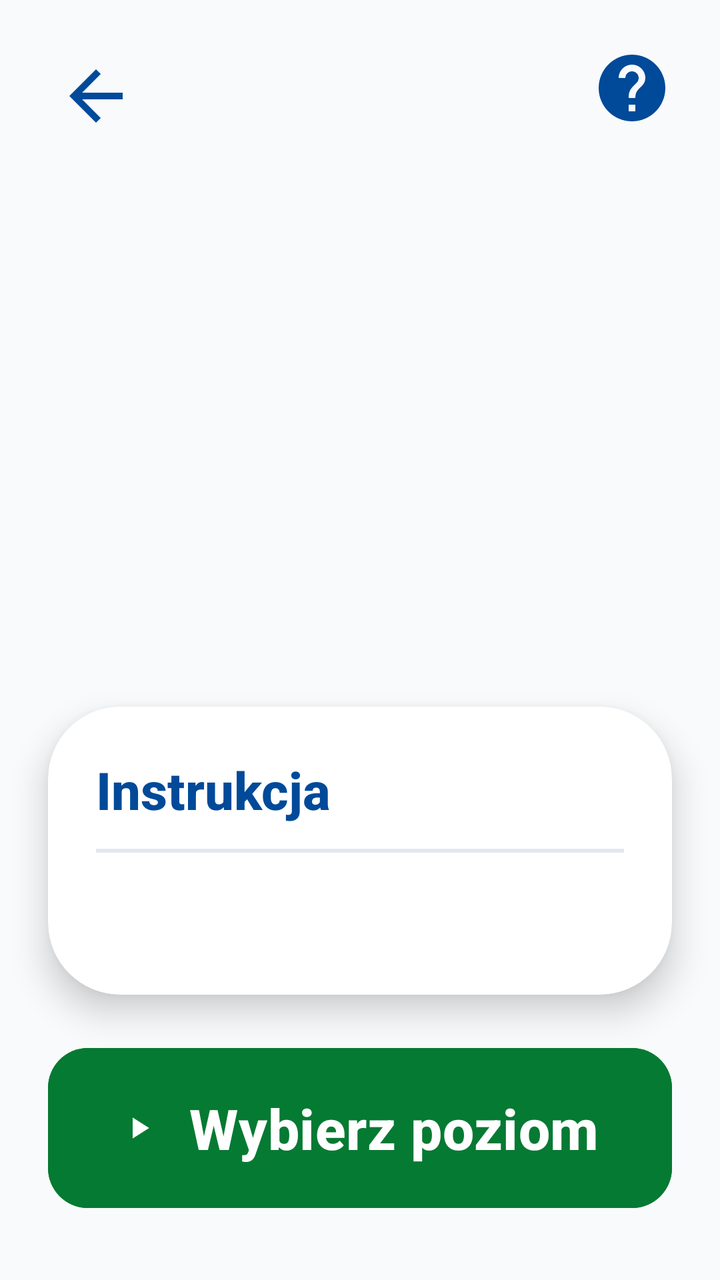
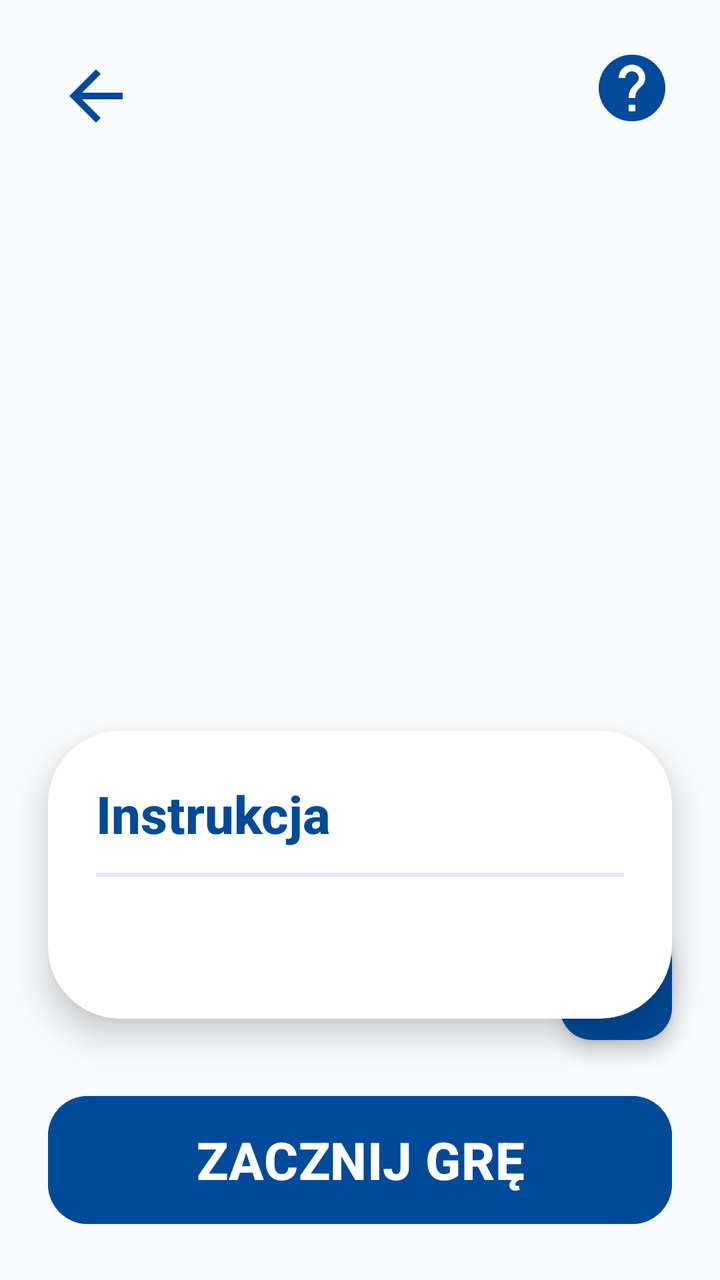

Compare the two renders of this Android layout. The source of the first and the diff that turns it into the second are given below.
<!-- AndroidManifest.xml: application theme Theme.Fitnessapp -->
<!-- res/layout/activity_game_instruction.xml -->
<?xml version="1.0" encoding="utf-8"?>
<androidx.constraintlayout.widget.ConstraintLayout xmlns:android="http://schemas.android.com/apk/res/android"
    xmlns:app="http://schemas.android.com/apk/res-auto"
    android:layout_width="match_parent"
    android:layout_height="match_parent"
    android:background="#F8FAFC">

    
    <ImageButton
        android:id="@+id/btn_back"
        android:layout_width="64dp"
        android:layout_height="64dp"
        android:layout_margin="16dp"
        android:background="?android:attr/selectableItemBackgroundBorderless"
        android:src="@drawable/ic_back"
        app:tint="#004A99"
        android:scaleType="fitCenter"
        android:padding="12dp"
        app:layout_constraintStart_toStartOf="parent"
        app:layout_constraintTop_toTopOf="parent" />

    
    <ImageButton
        android:id="@+id/btn_help"
        android:layout_width="56dp"
        android:layout_height="56dp"
        android:layout_margin="16dp"
        android:background="?android:attr/selectableItemBackgroundBorderless"
        android:src="@drawable/ic_help"
        app:tint="#004A99"
        android:scaleType="fitCenter"
        android:padding="8dp"
        app:layout_constraintEnd_toEndOf="parent"
        app:layout_constraintTop_toTopOf="parent" />

    
    <ImageView
        android:id="@+id/iv_game_icon"
        android:layout_width="120dp"
        android:layout_height="120dp"
        android:layout_marginTop="32dp"
        app:layout_constraintStart_toStartOf="parent"
        app:layout_constraintEnd_toEndOf="parent"
        app:layout_constraintTop_toBottomOf="@id/btn_back" />

    
    <TextView
        android:id="@+id/tv_game_title"
        android:layout_width="wrap_content"
        android:layout_height="wrap_content"
        android:layout_marginTop="16dp"
        android:textColor="#004A99"
        android:textSize="44sp"
        android:textStyle="bold"
        app:layout_constraintStart_toStartOf="parent"
        app:layout_constraintEnd_toEndOf="parent"
        app:layout_constraintTop_toBottomOf="@id/iv_game_icon" />

    
    <androidx.cardview.widget.CardView
        android:id="@+id/card_instruction"
        android:layout_width="0dp"
        android:layout_height="wrap_content"
        android:layout_marginHorizontal="24dp"
        android:layout_marginTop="24dp"
        app:cardCornerRadius="36dp"
        app:cardElevation="10dp"
        app:cardBackgroundColor="#FFFFFF"
        app:layout_constraintStart_toStartOf="parent"
        app:layout_constraintEnd_toEndOf="parent"
 app:layout_constraintTop_toBottomOf="@id/tv_game_title"
 app:layout_constraintBottom_toTopOf="@id/btn_start">

        <LinearLayout
            android:layout_width="match_parent"
            android:layout_height="wrap_content"
            android:orientation="vertical"
            android:padding="24dp">

            <TextView
                android:layout_width="wrap_content"
                android:layout_height="wrap_content"
                android:text="Instrukcja"
                android:textColor="#004A99"
                android:textSize="26sp"
                android:textStyle="bold" />

            <View
                android:layout_width="match_parent"
                android:layout_height="2dp"
                android:layout_marginVertical="12dp"
                android:background="#E2E8F0" />

            <TextView
                android:id="@+id/tv_instruction_text"
                android:layout_width="match_parent"
                android:layout_height="wrap_content"
                android:textColor="#1E293B"
                android:textSize="26sp"
                android:textStyle="bold"
                android:lineSpacingExtra="6dp" />

        </LinearLayout>
    </androidx.cardview.widget.CardView>

    
    <androidx.cardview.widget.CardView
        android:id="@+id/card_difficulty"
        android:layout_width="0dp"
        android:layout_height="wrap_content"
        android:layout_marginHorizontal="24dp"
        android:layout_marginTop="16dp"
        android:visibility="gone"
        app:cardCornerRadius="36dp"
        app:cardElevation="10dp"
        app:cardBackgroundColor="#FFFFFF"
        app:layout_constraintStart_toStartOf="parent"
        app:layout_constraintEnd_toEndOf="parent"
        app:layout_constraintTop_toBottomOf="@id/card_instruction"
        app:layout_constraintBottom_toTopOf="@id/btn_start">

        <LinearLayout
            android:layout_width="match_parent"
            android:layout_height="wrap_content"
            android:orientation="vertical"
            android:padding="24dp">

            <TextView
                android:layout_width="wrap_content"
                android:layout_height="wrap_content"
                android:text="Wybierz poziom trudności"
                android:textColor="#004A99"
                android:textSize="26sp"
                android:textStyle="bold" />

            <View
                android:layout_width="match_parent"
                android:layout_height="2dp"
                android:layout_marginVertical="12dp"
                android:background="#E2E8F0" />

            <LinearLayout
                android:layout_width="match_parent"
                android:layout_height="wrap_content"
                android:orientation="horizontal"
                android:weightSum="3">

                <androidx.cardview.widget.CardView
                    android:id="@+id/card_difficulty_easy"
                    android:layout_width="0dp"
                    android:layout_height="wrap_content"
                    android:layout_weight="1"
                    android:layout_marginEnd="8dp"
                    android:clickable="true"
                    android:focusable="true"
                    android:foreground="?android:attr/selectableItemBackground"
                    app:cardCornerRadius="20dp"
                    app:cardElevation="4dp"
                    app:cardBackgroundColor="#DBEAFE">

                    <LinearLayout
                        android:layout_width="match_parent"
                        android:layout_height="wrap_content"
                        android:orientation="vertical"
                        android:gravity="center"
                        android:padding="16dp">

                        <ImageView
                            android:id="@+id/iv_difficulty_easy"
                            android:layout_width="40dp"
                            android:layout_height="40dp"
                            android:src="@drawable/bg_indicator_inactive" />

                        <TextView
                            android:layout_width="wrap_content"
                            android:layout_height="wrap_content"
                            android:layout_marginTop="8dp"
                            android:text="Łatwy"
                            android:textColor="#004A99"
                            android:textSize="26sp"
                            android:textStyle="bold" />

                    </LinearLayout>
                </androidx.cardview.widget.CardView>

                <androidx.cardview.widget.CardView
                    android:id="@+id/card_difficulty_medium"
                    android:layout_width="0dp"
                    android:layout_height="wrap_content"
                    android:layout_weight="1"
                    android:layout_marginHorizontal="4dp"
                    android:clickable="true"
                    android:focusable="true"
                    android:foreground="?android:attr/selectableItemBackground"
                    app:cardCornerRadius="20dp"
                    app:cardElevation="4dp"
                    app:cardBackgroundColor="#DBEAFE">

                    <LinearLayout
                        android:layout_width="match_parent"
                        android:layout_height="wrap_content"
                        android:orientation="vertical"
                        android:gravity="center"
                        android:padding="16dp">

                        <ImageView
                            android:id="@+id/iv_difficulty_medium"
                            android:layout_width="40dp"
                            android:layout_height="40dp"
                            android:src="@drawable/bg_indicator_inactive" />

                        <TextView
                            android:layout_width="wrap_content"
                            android:layout_height="wrap_content"
                            android:layout_marginTop="8dp"
                            android:text="Średni"
                            android:textColor="#004A99"
                            android:textSize="26sp"
                            android:textStyle="bold" />

                    </LinearLayout>
                </androidx.cardview.widget.CardView>

                <androidx.cardview.widget.CardView
                    android:id="@+id/card_difficulty_hard"
                    android:layout_width="0dp"
                    android:layout_height="wrap_content"
                    android:layout_weight="1"
                    android:layout_marginStart="8dp"
                    android:clickable="true"
                    android:focusable="true"
                    android:foreground="?android:attr/selectableItemBackground"
                    app:cardCornerRadius="20dp"
                    app:cardElevation="4dp"
                    app:cardBackgroundColor="#DBEAFE">

                    <LinearLayout
                        android:layout_width="match_parent"
                        android:layout_height="wrap_content"
                        android:orientation="vertical"
                        android:gravity="center"
                        android:padding="16dp">

                        <ImageView
                            android:id="@+id/iv_difficulty_hard"
                            android:layout_width="40dp"
                            android:layout_height="40dp"
                            android:src="@drawable/bg_indicator_inactive" />

                        <TextView
                            android:layout_width="wrap_content"
                            android:layout_height="wrap_content"
                            android:layout_marginTop="8dp"
                            android:text="Trudny"
                            android:textColor="#004A99"
                            android:textSize="26sp"
                            android:textStyle="bold" />

                    </LinearLayout>
                </androidx.cardview.widget.CardView>

            </LinearLayout>

        </LinearLayout>
    </androidx.cardview.widget.CardView>

    
    <Button
        android:id="@+id/btn_start"
        android:layout_width="0dp"
        android:layout_height="88dp"
        android:layout_marginHorizontal="24dp"
        android:layout_marginBottom="32dp"
        android:backgroundTint="#057A32"
        android:text="Wybierz poziom"
        android:textAllCaps="false"
        android:textColor="@color/white"
        android:textSize="28sp"
        android:fontFamily="sans-serif-medium"
        android:textStyle="bold"
        app:icon="@drawable/ic_play"
        app:iconGravity="textStart"
        app:iconTint="@color/white"
        app:iconPadding="16dp"
        app:cornerRadius="20dp"
        app:layout_constraintStart_toStartOf="parent"
        app:layout_constraintEnd_toEndOf="parent"
        app:layout_constraintBottom_toBottomOf="parent" />

</androidx.constraintlayout.widget.ConstraintLayout>
<!-- resources referenced by this layout -->
<resources>
  <color name="white">#FFFFFFFF</color>
  <!-- drawable bg_indicator_inactive (drawable) -->
  <?xml version="1.0" encoding="utf-8"?>
  <shape xmlns:android="http://schemas.android.com/apk/res/android"
      android:shape="rectangle">
      <solid android:color="#E5E7EB" />
      <corners android:radius="4dp" />
  </shape>
  <!-- drawable ic_back (drawable) -->
  <vector xmlns:android="http://schemas.android.com/apk/res/android"
      android:width="24dp"
      android:height="24dp"
      android:viewportWidth="24"
      android:viewportHeight="24">
      <path
          android:fillColor="#000000"
          android:pathData="M20,11H7.83l5.59,-5.59L12,4l-8,8 8,8 1.41,-1.41L7.83,13H20v-2z"/>
  </vector>
  <!-- drawable ic_help (drawable) -->
  <vector xmlns:android="http://schemas.android.com/apk/res/android"
      android:width="48dp"
      android:height="48dp"
      android:viewportWidth="24"
      android:viewportHeight="24">
      <path
          android:fillColor="#004A99"
          android:pathData="M12,2C6.48,2 2,6.48 2,12s4.48,10 10,10 10,-4.48 10,-10S17.52,2 12,2zM13,19h-2v-2h2v2zM15.07,11.25l-0.9,0.92C13.45,12.9 13,13.5 13,15h-2v-0.5c0,-1.1 0.45,-2.1 1.17,-2.83l1.24,-1.26c0.37,-0.36 0.59,-0.86 0.59,-1.41 0,-1.1 -0.9,-2 -2,-2s-2,0.9 -2,2L8,9c0,-2.21 1.79,-4 4,-4s4,1.79 4,4c0,0.88 -0.36,1.68 -0.93,2.25z"/>
  </vector>
  <!-- drawable ic_play (drawable) -->
  <vector xmlns:android="http://schemas.android.com/apk/res/android"
   android:width="24dp"
   android:height="24dp"
   android:viewportWidth="24"
   android:viewportHeight="24">
   <path
   android:fillColor="#FFFFFF"
   android:pathData="M8,5v14l11,-7z"/>
  </vector>
  <style name="Theme.Fitnessapp" parent="Base.Theme.Fitnessapp" />
  <style name="Base.Theme.Fitnessapp" parent="Theme.Material3.Light.NoActionBar">
          
          <item name="android:fontFamily">sans-serif-medium</item>
          <item name="android:textAllCaps">false</item>
          <item name="android:textColor">#0F172A</item>
          <item name="android:windowBackground">#F8FAFC</item>
      </style>
</resources>

<!-- the commit's change to res/layout/activity_game_instruction.xml (unified diff, before → after) -->
@@ -104,187 +104,31 @@
     </androidx.cardview.widget.CardView>
 
     
-    <androidx.cardview.widget.CardView
-        android:id="@+id/card_difficulty"
-        android:layout_width="0dp"
+    <com.google.android.material.floatingactionbutton.FloatingActionButton
+        android:id="@+id/fab_mic"
+        android:layout_width="wrap_content"
         android:layout_height="wrap_content"
-        android:layout_marginHorizontal="24dp"
-        android:layout_marginTop="16dp"
-        android:visibility="gone"
-        app:cardCornerRadius="36dp"
-        app:cardElevation="10dp"
-        app:cardBackgroundColor="#FFFFFF"
-        app:layout_constraintStart_toStartOf="parent"
-        app:layout_constraintEnd_toEndOf="parent"
-        app:layout_constraintTop_toBottomOf="@id/card_instruction"
-        app:layout_constraintBottom_toTopOf="@id/btn_start">
+        android:layout_margin="24dp"
+        android:src="@drawable/ic_mic"
+        android:contentDescription="Włącz mikrofon"
+        app:backgroundTint="#004A99"
+        app:tint="#FFFFFF"
+        app:layout_constraintBottom_toTopOf="@id/btn_start"
+        app:layout_constraintEnd_toEndOf="parent" />
 
-        <LinearLayout
-            android:layout_width="match_parent"
-            android:layout_height="wrap_content"
-            android:orientation="vertical"
-            android:padding="24dp">
-
-            <TextView
-                android:layout_width="wrap_content"
-                android:layout_height="wrap_content"
-                android:text="Wybierz poziom trudności"
-                android:textColor="#004A99"
-                android:textSize="26sp"
-                android:textStyle="bold" />
-
-            <View
-                android:layout_width="match_parent"
-                android:layout_height="2dp"
-                android:layout_marginVertical="12dp"
-                android:background="#E2E8F0" />
-
-            <LinearLayout
-                android:layout_width="match_parent"
-                android:layout_height="wrap_content"
-                android:orientation="horizontal"
-                android:weightSum="3">
-
-                <androidx.cardview.widget.CardView
-                    android:id="@+id/card_difficulty_easy"
-                    android:layout_width="0dp"
-                    android:layout_height="wrap_content"
-                    android:layout_weight="1"
-                    android:layout_marginEnd="8dp"
-                    android:clickable="true"
-                    android:focusable="true"
-                    android:foreground="?android:attr/selectableItemBackground"
-                    app:cardCornerRadius="20dp"
-                    app:cardElevation="4dp"
-                    app:cardBackgroundColor="#DBEAFE">
-
-                    <LinearLayout
-                        android:layout_width="match_parent"
-                        android:layout_height="wrap_content"
-                        android:orientation="vertical"
-                        android:gravity="center"
-                        android:padding="16dp">
-
-                        <ImageView
-                            android:id="@+id/iv_difficulty_easy"
-                            android:layout_width="40dp"
-                            android:layout_height="40dp"
-                            android:src="@drawable/bg_indicator_inactive" />
-
-                        <TextView
-                            android:layout_width="wrap_content"
-                            android:layout_height="wrap_content"
-                            android:layout_marginTop="8dp"
-                            android:text="Łatwy"
-                            android:textColor="#004A99"
-                            android:textSize="26sp"
-                            android:textStyle="bold" />
-
-                    </LinearLayout>
-                </androidx.cardview.widget.CardView>
-
-                <androidx.cardview.widget.CardView
-                    android:id="@+id/card_difficulty_medium"
-                    android:layout_width="0dp"
-                    android:layout_height="wrap_content"
-                    android:layout_weight="1"
-                    android:layout_marginHorizontal="4dp"
-                    android:clickable="true"
-                    android:focusable="true"
-                    android:foreground="?android:attr/selectableItemBackground"
-                    app:cardCornerRadius="20dp"
-                    app:cardElevation="4dp"
-                    app:cardBackgroundColor="#DBEAFE">
-
-                    <LinearLayout
-                        android:layout_width="match_parent"
-                        android:layout_height="wrap_content"
-                        android:orientation="vertical"
-                        android:gravity="center"
-                        android:padding="16dp">
-
-                        <ImageView
-                            android:id="@+id/iv_difficulty_medium"
-                            android:layout_width="40dp"
-                            android:layout_height="40dp"
-                            android:src="@drawable/bg_indicator_inactive" />
-
-                        <TextView
-                            android:layout_width="wrap_content"
-                            android:layout_height="wrap_content"
-                            android:layout_marginTop="8dp"
-                            android:text="Średni"
-                            android:textColor="#004A99"
-                            android:textSize="26sp"
-                            android:textStyle="bold" />
-
-                    </LinearLayout>
-                </androidx.cardview.widget.CardView>
-
-                <androidx.cardview.widget.CardView
-                    android:id="@+id/card_difficulty_hard"
-                    android:layout_width="0dp"
-                    android:layout_height="wrap_content"
-                    android:layout_weight="1"
-                    android:layout_marginStart="8dp"
-                    android:clickable="true"
-                    android:focusable="true"
-                    android:foreground="?android:attr/selectableItemBackground"
-                    app:cardCornerRadius="20dp"
-                    app:cardElevation="4dp"
-                    app:cardBackgroundColor="#DBEAFE">
-
-                    <LinearLayout
-                        android:layout_width="match_parent"
-                        android:layout_height="wrap_content"
-                        android:orientation="vertical"
-                        android:gravity="center"
-                        android:padding="16dp">
-
-                        <ImageView
-                            android:id="@+id/iv_difficulty_hard"
-                            android:layout_width="40dp"
-                            android:layout_height="40dp"
-                            android:src="@drawable/bg_indicator_inactive" />
-
-                        <TextView
-                            android:layout_width="wrap_content"
-                            android:layout_height="wrap_content"
-                            android:layout_marginTop="8dp"
-                            android:text="Trudny"
-                            android:textColor="#004A99"
-                            android:textSize="26sp"
-                            android:textStyle="bold" />
-
-                    </LinearLayout>
-                </androidx.cardview.widget.CardView>
-
-            </LinearLayout>
-
-        </LinearLayout>
-    </androidx.cardview.widget.CardView>
-
-    
     <Button
         android:id="@+id/btn_start"
         android:layout_width="0dp"
-        android:layout_height="88dp"
-        android:layout_marginHorizontal="24dp"
-        android:layout_marginBottom="32dp"
-        android:backgroundTint="#057A32"
-        android:text="Wybierz poziom"
-        android:textAllCaps="false"
-        android:textColor="@color/white"
-        android:textSize="28sp"
-        android:fontFamily="sans-serif-medium"
+        android:layout_height="72dp"
+        android:layout_margin="24dp"
+        android:text="ZACZNIJ GRĘ"
+        android:textSize="26sp"
         android:textStyle="bold"
-        app:icon="@drawable/ic_play"
-        app:iconGravity="textStart"
-        app:iconTint="@color/white"
-        app:iconPadding="16dp"
+        android:textColor="#FFFFFF"
+        android:backgroundTint="#004A99"
         app:cornerRadius="20dp"
+        app:layout_constraintBottom_toBottomOf="parent"
         app:layout_constraintStart_toStartOf="parent"
-        app:layout_constraintEnd_toEndOf="parent"
-        app:layout_constraintBottom_toBottomOf="parent" />
+        app:layout_constraintEnd_toEndOf="parent" />
 
 </androidx.constraintlayout.widget.ConstraintLayout>
<!-- resource entries referenced after the edit -->
@@ -1,13 +1,5 @@
 <!-- resources referenced by this layout -->
 <resources>
-  <color name="white">#FFFFFFFF</color>
-  <!-- drawable bg_indicator_inactive (drawable) -->
-  <?xml version="1.0" encoding="utf-8"?>
-  <shape xmlns:android="http://schemas.android.com/apk/res/android"
-      android:shape="rectangle">
-      <solid android:color="#E5E7EB" />
-      <corners android:radius="4dp" />
-  </shape>
   <!-- drawable ic_back (drawable) -->
   <vector xmlns:android="http://schemas.android.com/apk/res/android"
       android:width="24dp"
@@ -28,15 +20,15 @@
           android:fillColor="#004A99"
           android:pathData="M12,2C6.48,2 2,6.48 2,12s4.48,10 10,10 10,-4.48 10,-10S17.52,2 12,2zM13,19h-2v-2h2v2zM15.07,11.25l-0.9,0.92C13.45,12.9 13,13.5 13,15h-2v-0.5c0,-1.1 0.45,-2.1 1.17,-2.83l1.24,-1.26c0.37,-0.36 0.59,-0.86 0.59,-1.41 0,-1.1 -0.9,-2 -2,-2s-2,0.9 -2,2L8,9c0,-2.21 1.79,-4 4,-4s4,1.79 4,4c0,0.88 -0.36,1.68 -0.93,2.25z"/>
   </vector>
-  <!-- drawable ic_play (drawable) -->
+  <!-- drawable ic_mic (drawable) -->
   <vector xmlns:android="http://schemas.android.com/apk/res/android"
-   android:width="24dp"
-   android:height="24dp"
-   android:viewportWidth="24"
-   android:viewportHeight="24">
-   <path
-   android:fillColor="#FFFFFF"
-   android:pathData="M8,5v14l11,-7z"/>
+      android:width="24dp"
+      android:height="24dp"
+      android:viewportWidth="24"
+      android:viewportHeight="24">
+      <path
+          android:fillColor="#1A5DFF"
+          android:pathData="M12,14c1.66,0 3,-1.34 3,-3V5c0,-1.66 -1.34,-3 -3,-3S9,3.34 9,5v6C9,12.66 10.34,14 12,14zM17.3,11c0,3 -2.54,5.1 -5.3,5.1S6.7,14 6.7,11H5c0,3.41 2.72,6.23 6,6.72V21h2v-3.28c3.28,-0.49 6,-3.31 6,-6.72H17.3z"/>
   </vector>
   <style name="Theme.Fitnessapp" parent="Base.Theme.Fitnessapp" />
   <style name="Base.Theme.Fitnessapp" parent="Theme.Material3.Light.NoActionBar">
